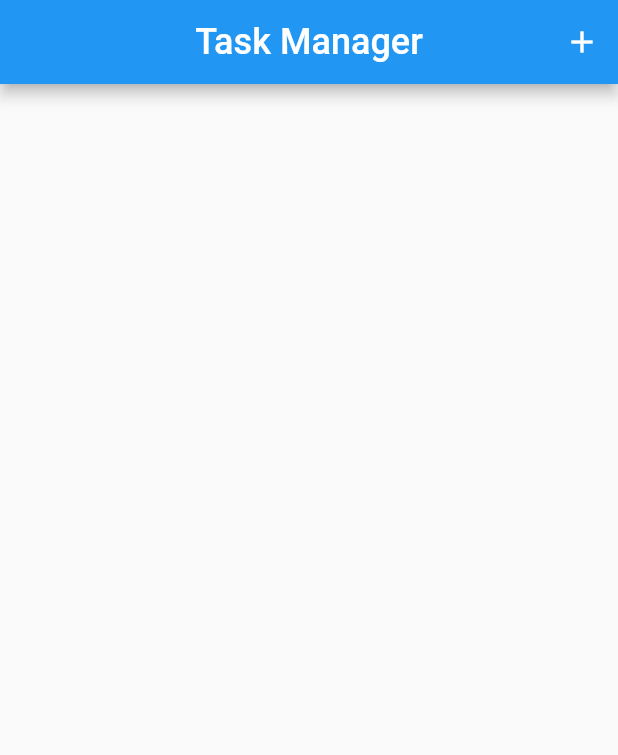
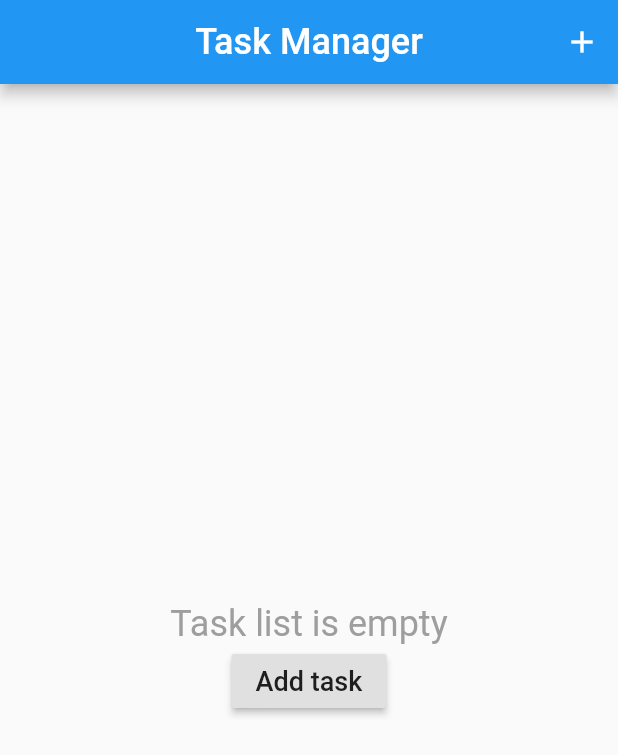
Before and after one commit to imvsharma/flutter-todo-app, a Flutter app: the screen it shows after launch, on a phone screen of 412 x 824 dp. Shown: the top 755 px of the screen. Run offline on Flutter 3.47's test engine with Material 2 defaults, Android fonts, the phone set to English and light mode, and no system bars.

Commit message:
create empty screen

```diff
--- a/lib/screens/home.dart
+++ b/lib/screens/home.dart
@@ -1,4 +1,5 @@
 import 'package:flutter/material.dart';
+import '../widgets/emptyList.dart';
 
 class HomeScreen extends StatefulWidget {
   @override
@@ -25,7 +26,9 @@ class HomeScreenState extends State<HomeScreen> {
             }
           )
         ],
+
       ),
+      body: EmptyTaskList(),
     );
   }
 }
--- /dev/null
+++ b/lib/widgets/emptyList.dart
@@ -0,0 +1,38 @@
+import 'package:flutter/material.dart';
+
+class EmptyTaskList extends StatefulWidget {
+  @override
+  EmptyTaskListState createState() {
+    return EmptyTaskListState();
+  }
+}
+
+class EmptyTaskListState extends State<EmptyTaskList> {
+  @override
+  Widget build(BuildContext context) {
+    return Center(
+
+      child: Column(
+        crossAxisAlignment: CrossAxisAlignment.center,
+        mainAxisAlignment: MainAxisAlignment.center,
+        children: <Widget>[
+          Text(
+            'Task list is empty',
+            style: TextStyle(color: Colors.grey,fontSize: 24),
+          ),
+          RaisedButton(
+            child: Text('Add task', style: TextStyle(fontSize: 18),),
+            onPressed: () {
+              Navigator.pushNamed(context, '/addnewtask');
+            },
+
+          )
+        ],
+      )
+      /* Text(
+        'Task list is empty',
+        style: TextStyle(color: Colors.grey,fontSize: 24),
+      ), */
+    );
+  }
+}
```
